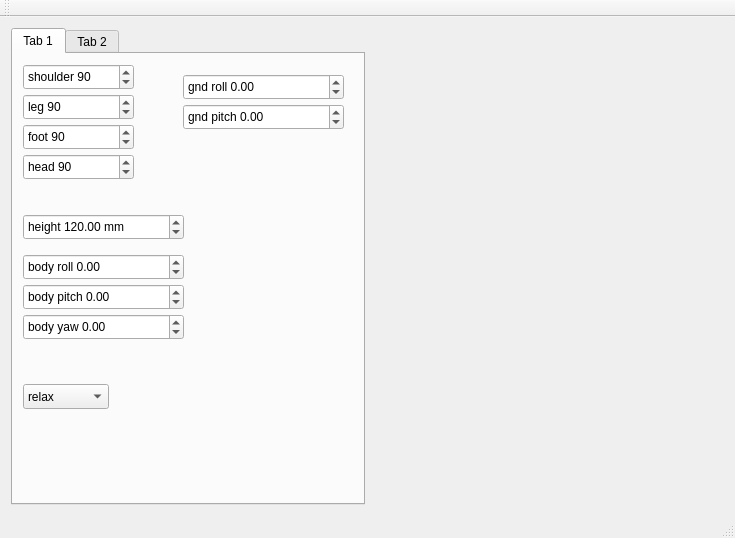
Qt form Programs/Simulator/mainwindow.ui (simonfrey-zz/enut) before a commit.
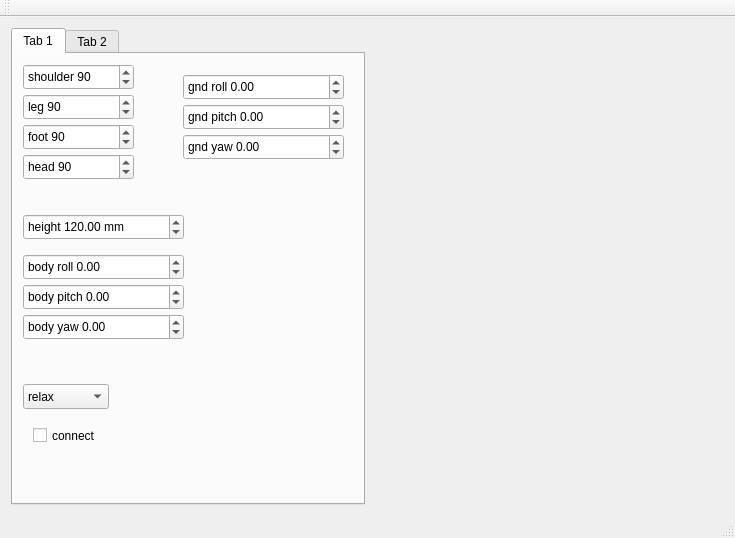
The same form after that commit. Custom widgets are drawn as their Qt base class.

Patch:
```diff
--- a/Programs/Simulator/mainwindow.ui
+++ b/Programs/Simulator/mainwindow.ui
@@ -290,6 +290,44 @@
            <double>0.000000000000000</double>
           </property>
          </widget>
+         <widget class="QCheckBox" name="cbConnect">
+          <property name="geometry">
+           <rect>
+            <x>20</x>
+            <y>370</y>
+            <width>92</width>
+            <height>23</height>
+           </rect>
+          </property>
+          <property name="text">
+           <string>connect</string>
+          </property>
+         </widget>
+         <widget class="QDoubleSpinBox" name="dspGroundYaw">
+          <property name="geometry">
+           <rect>
+            <x>170</x>
+            <y>80</y>
+            <width>161</width>
+            <height>26</height>
+           </rect>
+          </property>
+          <property name="prefix">
+           <string>gnd yaw </string>
+          </property>
+          <property name="suffix">
+           <string/>
+          </property>
+          <property name="minimum">
+           <double>-60.000000000000000</double>
+          </property>
+          <property name="maximum">
+           <double>60.000000000000000</double>
+          </property>
+          <property name="value">
+           <double>0.000000000000000</double>
+          </property>
+         </widget>
         </widget>
         <widget class="QWidget" name="tab_2">
          <attribute name="title">
```
